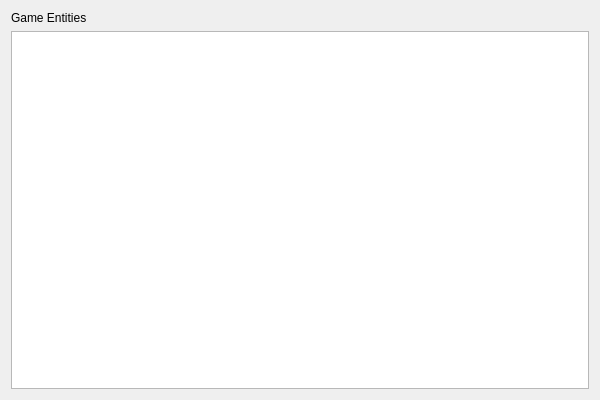
Qt form Editor/LuxonEditor.GUI.Qt/Windows/SceneHierarchyWindow.ui (s-rahmani1992/LuxonEngine) before a commit.
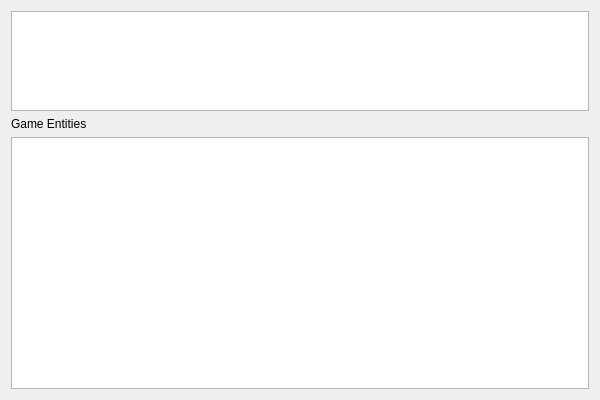
The same form after that commit.

Commit message: Implemented saving the scene action. Added items for camera and light in the scene hierarchy window.

```diff
--- a/Editor/LuxonEditor.GUI.Qt/Windows/SceneHierarchyWindow.ui
+++ b/Editor/LuxonEditor.GUI.Qt/Windows/SceneHierarchyWindow.ui
@@ -14,6 +14,22 @@
    <string>SceneHierarchyWindow</string>
   </property>
   <layout class="QVBoxLayout" name="verticalLayout">
+   <item>
+    <widget class="QListWidget" name="otherComponents">
+     <property name="sizePolicy">
+      <sizepolicy hsizetype="Expanding" vsizetype="Preferred">
+       <horstretch>0</horstretch>
+       <verstretch>0</verstretch>
+      </sizepolicy>
+     </property>
+     <property name="maximumSize">
+      <size>
+       <width>16777215</width>
+       <height>100</height>
+      </size>
+     </property>
+    </widget>
+   </item>
    <item>
     <widget class="QLabel" name="label">
      <property name="text">
```
The commit also changes 11 other files.
